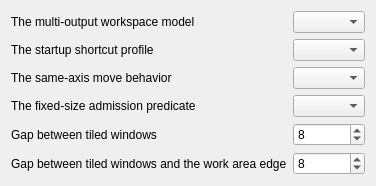
Qt form kwin/contents/ui/config.ui (beefsack/plasma-auto-tiler) before a commit.
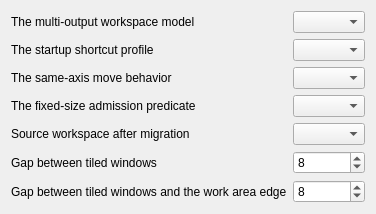
The same form after that commit.

The edit to the form file:
```diff
--- a/kwin/contents/ui/config.ui
+++ b/kwin/contents/ui/config.ui
@@ -44,13 +44,23 @@
        <widget class="QComboBox" name="kcfg_fixedSizePredicate"/>
       </item>
        <item row="4" column="0">
+        <widget class="QLabel" name="label_migrationSourceRefill">
+         <property name="text">
+          <string>Source workspace after migration</string>
+         </property>
+        </widget>
+       </item>
+        <item row="4" column="1">
+        <widget class="QComboBox" name="kcfg_migrationSourceRefill"/>
+       </item>
+        <item row="5" column="0">
       <widget class="QLabel" name="label_innerGap">
        <property name="text">
         <string>Gap between tiled windows</string>
        </property>
       </widget>
      </item>
-       <item row="4" column="1">
+        <item row="5" column="1">
        <widget class="QSpinBox" name="kcfg_innerGap">
        <property name="minimum">
         <number>0</number>
@@ -63,14 +73,14 @@
        </property>
       </widget>
      </item>
-       <item row="5" column="0">
+        <item row="6" column="0">
        <widget class="QLabel" name="label_outerGap">
        <property name="text">
         <string>Gap between tiled windows and the work area edge</string>
        </property>
       </widget>
      </item>
-       <item row="5" column="1">
+        <item row="6" column="1">
        <widget class="QSpinBox" name="kcfg_outerGap">
        <property name="minimum">
         <number>0</number>
```
Lines whose indentation alone changed are shown as unchanged.
